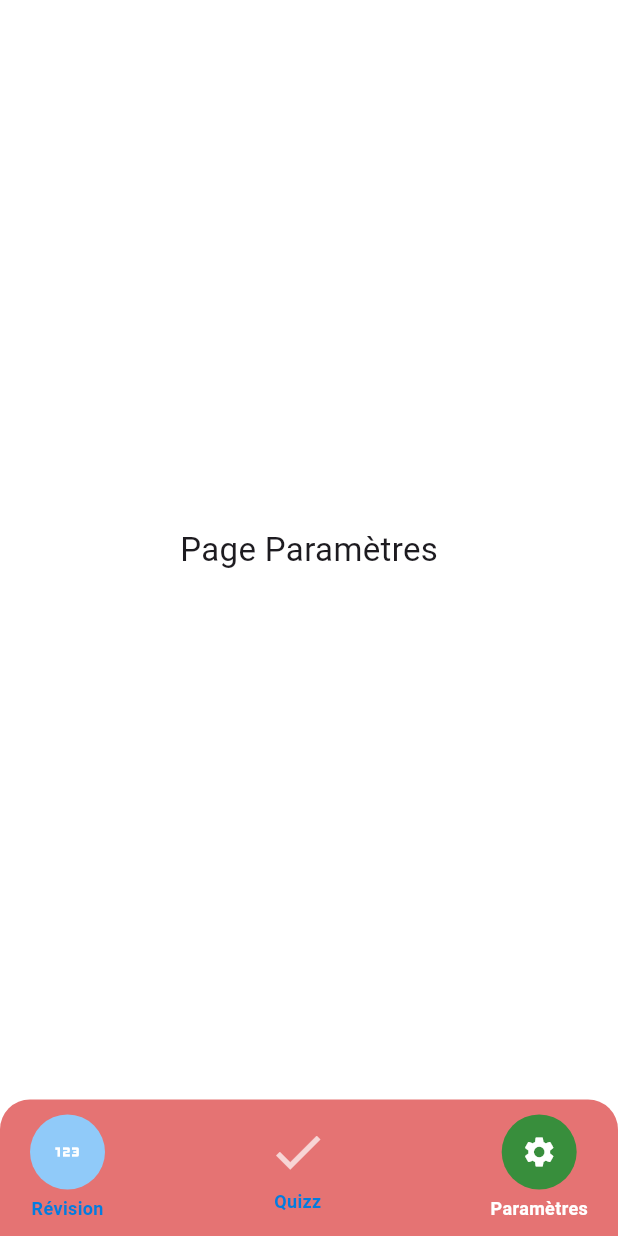
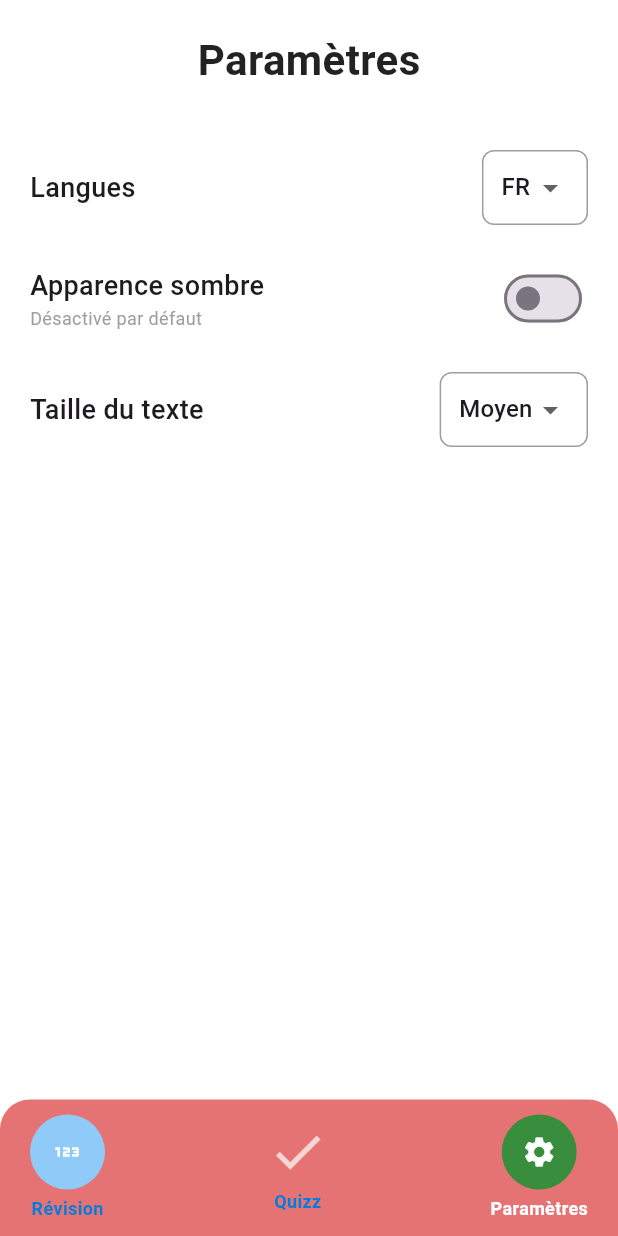
Before and after one commit to bounebs/MathBoostPlus, a Flutter app: the screen it shows after launch, item 3 of the bottom bar chosen, on a phone screen of 412 x 824 dp. Run offline on Flutter 3.47's test engine with Material 3 defaults, Android fonts, the phone set to English and light mode, and no system bars.

Commit message:
Ajout de la page paramètres

```diff
--- a/application_mathboostplusv0/lib/home.dart
+++ b/application_mathboostplusv0/lib/home.dart
@@ -1,4 +1,5 @@
 import 'package:flutter/material.dart';
+import 'parametres/parametres.dart';
 
 class HomePage extends StatefulWidget {
   const HomePage({super.key});
@@ -77,12 +78,7 @@ class _HomePageState extends State<HomePage> {
   }
 
   Widget pageSettings() {
-    return const Center(
-      child: Text(
-        "Page Paramètres",
-        style: TextStyle(fontSize: 22),
-      ),
-    );
+    return ParametresPage();
   }
 
   // ------------------------
--- /dev/null
+++ b/application_mathboostplusv0/lib/parametres/parametres.dart
@@ -0,0 +1,148 @@
+import 'package:flutter/material.dart';
+
+class ParametresPage extends StatefulWidget {
+  const ParametresPage({super.key});
+
+  @override
+  State<ParametresPage> createState() => _ParametresPageState();
+}
+
+class _ParametresPageState extends State<ParametresPage> {
+  // --- Variables d'état (valeurs par défaut) ---
+  String langueSelectionnee = 'FR';
+  bool modeSombre = false;
+  String tailleTexteSelectionnee = 'Moyen';
+
+  // --- Listes d'options ---
+  final List<String> langues = ['FR', 'EN', 'ES'];
+  final List<String> taillesTexte = ['Petit', 'Moyen', 'Grand'];
+
+  @override
+  Widget build(BuildContext context) {
+    return SafeArea(
+      child: Padding(
+        padding: const EdgeInsets.all(20.0),
+        child: Column(
+          crossAxisAlignment: CrossAxisAlignment.start,
+          children: [
+            // --- Titre ---
+            const Center(
+              child: Text(
+                "Paramètres",
+                style: TextStyle(
+                  fontSize: 28,
+                  fontWeight: FontWeight.bold,
+                  color: Colors.black87,
+                ),
+              ),
+            ),
+            const SizedBox(height: 40),
+
+            // --- 1. Langues ---
+            Row(
+              mainAxisAlignment: MainAxisAlignment.spaceBetween,
+              children: [
+                const Text(
+                  "Langues",
+                  style: TextStyle(fontSize: 18, fontWeight: FontWeight.w500),
+                ),
+                Container(
+                  padding: const EdgeInsets.symmetric(horizontal: 12),
+                  decoration: BoxDecoration(
+                    border: Border.all(color: Colors.grey),
+                    borderRadius: BorderRadius.circular(8),
+                  ),
+                  child: DropdownButtonHideUnderline(
+                    child: DropdownButton<String>(
+                      value: langueSelectionnee,
+                      icon: const Icon(Icons.arrow_drop_down),
+                      onChanged: (String? newValue) {
+                        setState(() {
+                          langueSelectionnee = newValue!;
+                        });
+                      },
+                      items: langues.map<DropdownMenuItem<String>>((String value) {
+                        return DropdownMenuItem<String>(
+                          value: value,
+                          child: Text(value),
+                        );
+                      }).toList(),
+                    ),
+                  ),
+                ),
+              ],
+            ),
+
+            const SizedBox(height: 25),
+
+            // --- 2. Apparence sombre ---
+            Row(
+              mainAxisAlignment: MainAxisAlignment.spaceBetween,
+              children: [
+                Column(
+                  crossAxisAlignment: CrossAxisAlignment.start,
+                  children: const [
+                    Text(
+                      "Apparence sombre",
+                      style: TextStyle(fontSize: 18, fontWeight: FontWeight.w500),
+                    ),
+                    Text(
+                      "Désactivé par défaut",
+                      style: TextStyle(fontSize: 12, color: Colors.grey),
+                    ),
+                  ],
+                ),
+                Switch(
+                  value: modeSombre,
+                  activeColor: Colors.blue,
+                  onChanged: (bool value) {
+                    setState(() {
+                      modeSombre = value;
+                    });
+                  },
+                ),
+              ],
+            ),
+
+            const SizedBox(height: 25),
+
+            // --- 3. Taille du texte ---
+            Row(
+              mainAxisAlignment: MainAxisAlignment.spaceBetween,
+              children: [
+                const Text(
+                  "Taille du texte",
+                  style: TextStyle(fontSize: 18, fontWeight: FontWeight.w500),
+                ),
+                Container(
+                  padding: const EdgeInsets.symmetric(horizontal: 12),
+                  decoration: BoxDecoration(
+                    border: Border.all(color: Colors.grey),
+                    borderRadius: BorderRadius.circular(8),
+                  ),
+                  child: DropdownButtonHideUnderline(
+                    child: DropdownButton<String>(
+                      value: tailleTexteSelectionnee,
+                      icon: const Icon(Icons.arrow_drop_down),
+                      onChanged: (String? newValue) {
+                        setState(() {
+                          tailleTexteSelectionnee = newValue!;
+                        });
+                      },
+                      items: taillesTexte.map<DropdownMenuItem<String>>((String value) {
+                        return DropdownMenuItem<String>(
+                          value: value,
+                          child: Text(value),
+                        );
+                      }).toList(),
+                    ),
+                  ),
+                ),
+              ],
+            ),
+          ],
+        ),
+      ),
+    );
+  }
+}
```
